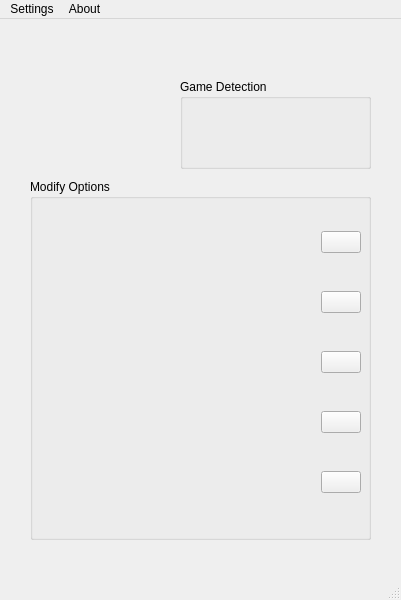
Old version of the form ui/mainwindow.ui in the repository CN-Scars/MisideTrainer.
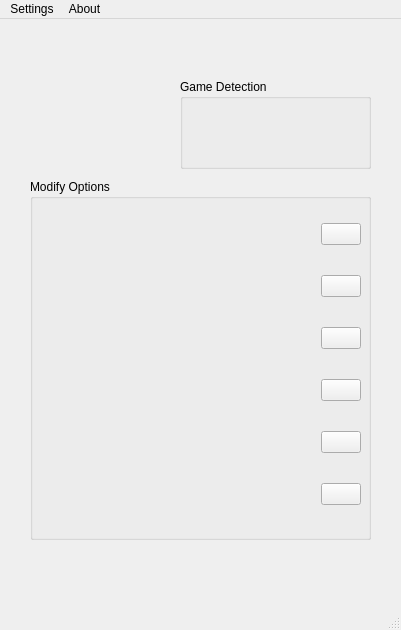
New version of the form.

Commit message: Add modification: Game console invincibility

```diff
--- a/ui/mainwindow.ui
+++ b/ui/mainwindow.ui
@@ -7,7 +7,7 @@
     <x>0</x>
     <y>0</y>
     <width>401</width>
-    <height>600</height>
+    <height>630</height>
    </rect>
   </property>
   <property name="windowTitle">
@@ -69,6 +69,37 @@
       </rect>
      </property>
      <layout class="QVBoxLayout" name="verticalLayout_2">
+      <item>
+       <layout class="QHBoxLayout" name="horizontalLayout_6">
+        <item>
+         <widget class="QLabel" name="gameConsoleInvincibilityLabel">
+          <property name="text">
+           <string/>
+          </property>
+         </widget>
+        </item>
+        <item>
+         <spacer name="horizontalSpacer_6">
+          <property name="orientation">
+           <enum>Qt::Horizontal</enum>
+          </property>
+          <property name="sizeHint" stdset="0">
+           <size>
+            <width>40</width>
+            <height>20</height>
+           </size>
+          </property>
+         </spacer>
+        </item>
+        <item>
+         <widget class="QPushButton" name="gameConsoleInvincibilityPushButton">
+          <property name="text">
+           <string/>
+          </property>
+         </widget>
+        </item>
+       </layout>
+      </item>
       <item>
        <layout class="QHBoxLayout" name="horizontalLayout">
         <item>
```
The commit also changes 7 other files.
